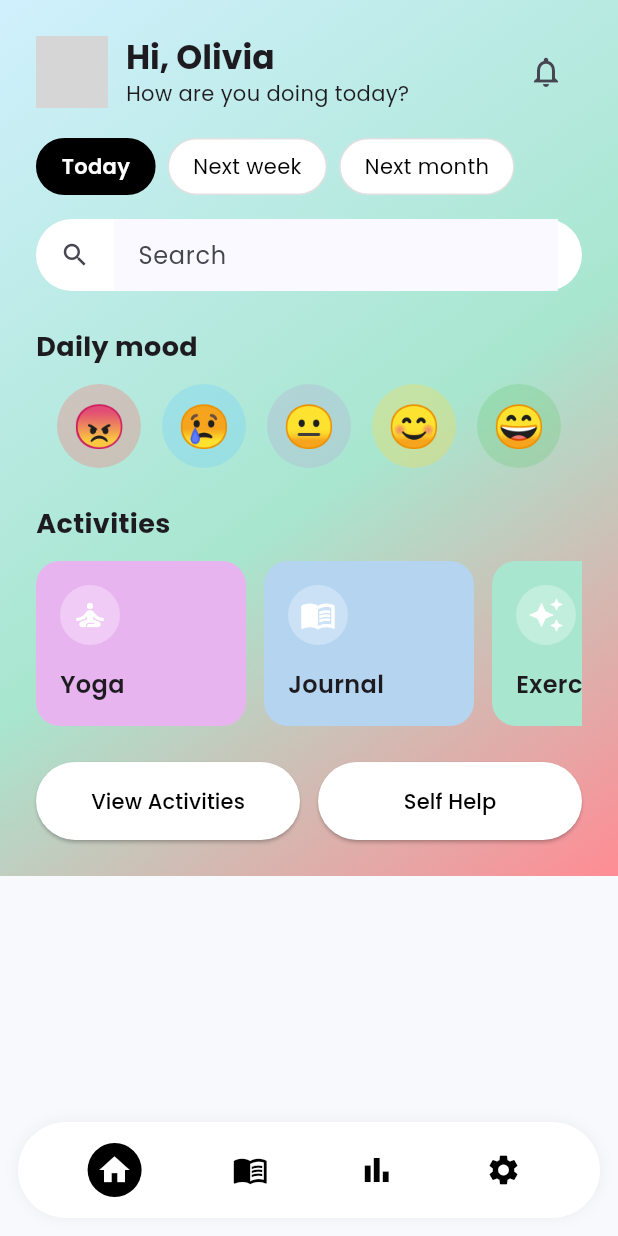
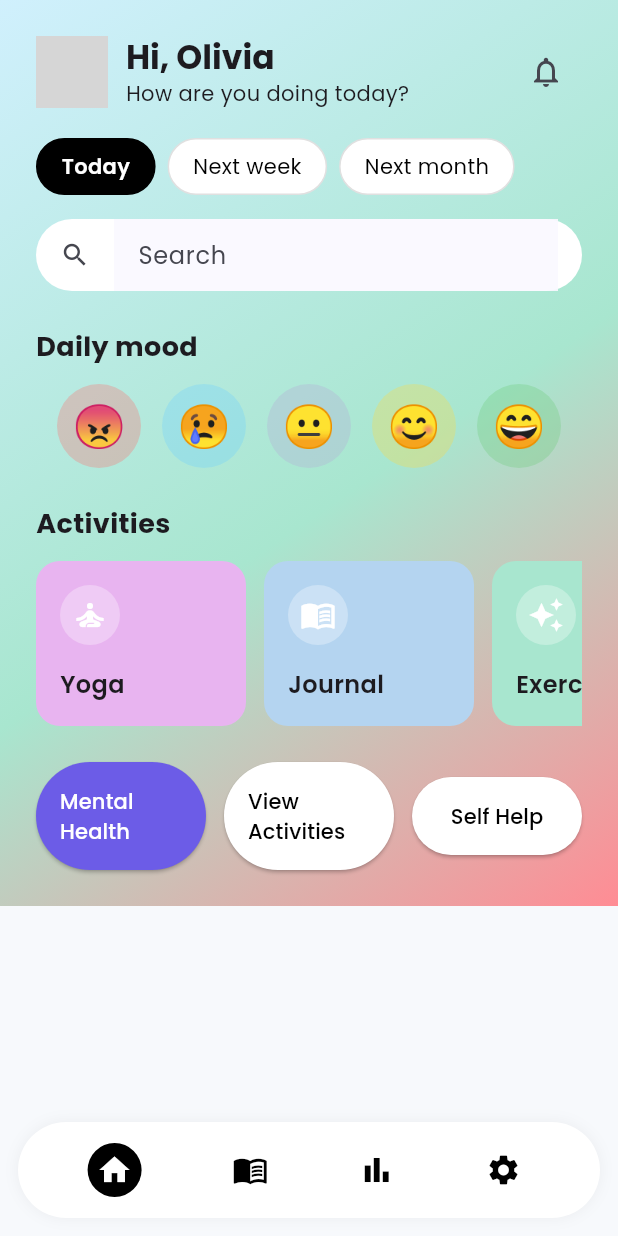
Before and after one commit to Ravindra2377/Mood, a Flutter app: the HomeScreen screen opened by its route, on a phone screen of 412 x 824 dp. Run offline on Flutter 3.47's test engine with Material 3 defaults, Android fonts, the phone set to English and light mode, and no system bars; our stand-ins replace dio, flutter_riverpod, flutter_secure_storage, google_fonts, hive, hive_flutter and 2 more; missing offline and left inert: soul_fresh; accounts and stored records are empty; generated files the repository leaves out were written again; network calls fail; grey boxes are pictures that could not be loaded.

Commit message:
feat: Integrate mental health dashboard into main app navigation
- Added MentalHealthDashboard import and route to main.dart
- Added Mental Health button to HomeScreen navigation
- Route: /mental-health navigates to 6-tab dashboard
- All 6 screens now accessible from home screen:
  * Stress Management (581 lines)
  * Mood Tracking (664 lines)
  * Sleep Tracking (625 lines)
  * Mindfulness (647 lines)
  * Anxiety Management (801 lines)
  * Wellness Dashboard (759 lines)
- Created HOW_TO_SEE_SCREENS.md guide
- Users can now see all mental health features in running app

```diff
--- a/soul_fresh/lib/main.dart
+++ b/soul_fresh/lib/main.dart
@@ -27,6 +27,7 @@
 import 'screens/login_screen.dart' as NewLogin;
 import 'screens/signup_screen.dart';
 import 'screens/otp_verification_screen.dart';
+import 'screens/mental_health_dashboard.dart';
 
 /// SOUL Flutter application entry point
 ///
@@ -77,6 +78,7 @@
   Routes.login: (_) => const NewLogin.LoginScreen(),
         OnboardingScreen.route: (_) => const OnboardingScreen(),
         HomeScreen.route: (_) => const HomeScreen(),
+        '/mental-health': (_) => const MentalHealthDashboard(),
         MoodScreen.route: (_) => const MoodScreen(),
         ExpressionScreen.route: (_) => const ExpressionScreen(),
         EnhancedMeditationScreen.route: (_) => const EnhancedMeditationScreen(),
@@ -664,6 +666,20 @@
                     Expanded(
                       child: ElevatedButton(
                         onPressed: () {
+                          Navigator.pushNamed(context, '/mental-health');
+                        },
+                        style: ElevatedButton.styleFrom(
+                          backgroundColor: const Color(0xFF6C5CE7),
+                          foregroundColor: Colors.white,
+                          padding: const EdgeInsets.all(16),
+                        ),
+                        child: const Text('Mental Health'),
+                      ),
+                    ),
+                    const SizedBox(width: 12),
+                    Expanded(
+                      child: ElevatedButton(
+                        onPressed: () {
                           Navigator.pushNamed(context, ActivitiesScreen.route);
                         },
                         style: ElevatedButton.styleFrom(
```
Also changed, not shown: 1 other file.
